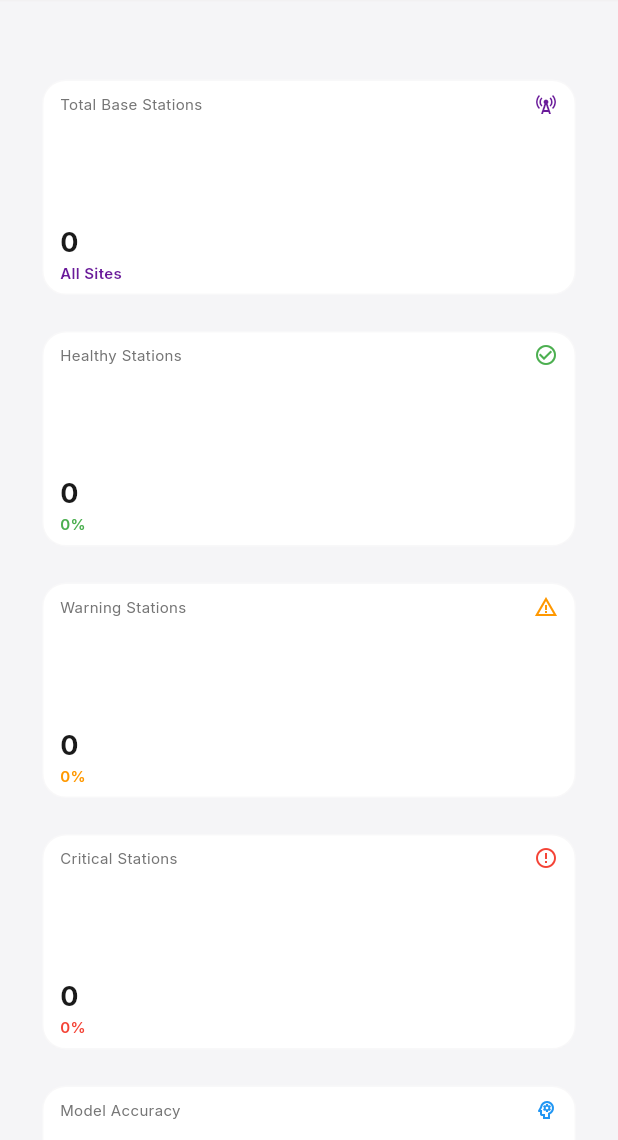
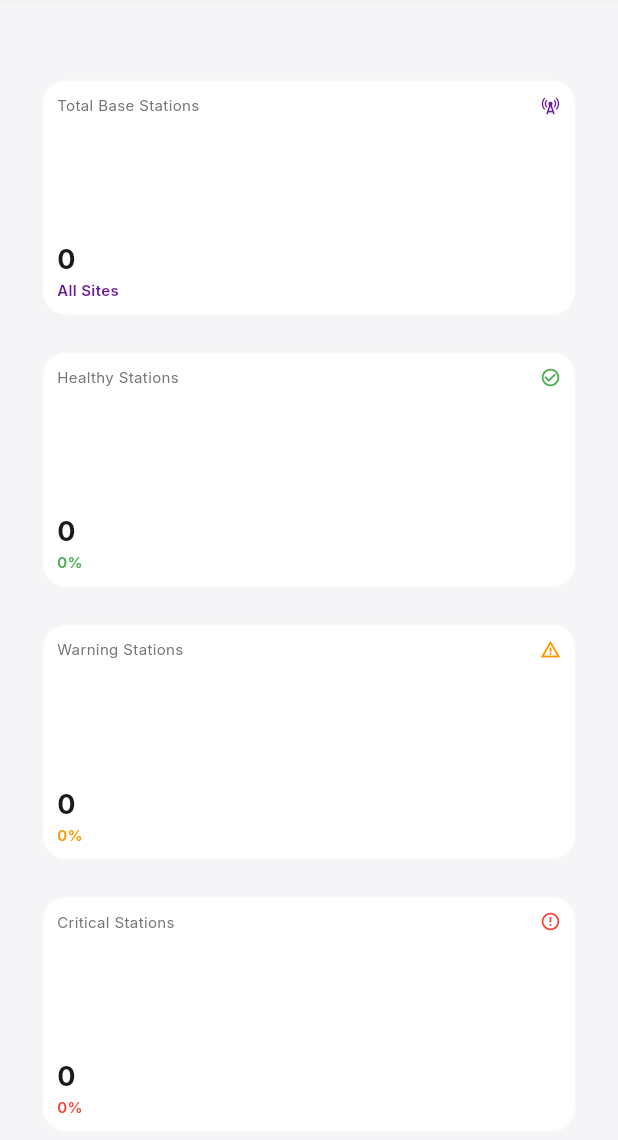
Before and after one commit to Vhybz/telecommaintt, a Flutter app: the screen it shows once a user with an empty profile is signed in, on a phone screen of 412 x 824 dp, the part 96-1236 px from its top. Run offline on Flutter 3.47's test engine with Material 3 defaults, Android fonts, the phone set to English and light mode, and no system bars; our stand-ins replace dio, fl_chart, flutter_dotenv, flutter_map, flutter_riverpod, freezed_annotation and 7 more; accounts and stored records are empty; network calls fail.

Commit message:
Final pass on UI overflows: Fixed StatCard bottom overflows, Prediction List badge overflow, and refined Chart header wrapping

```diff
--- a/lib/features/dashboard/presentation/dashboard_screen.dart
+++ b/lib/features/dashboard/presentation/dashboard_screen.dart
@@ -334,8 +334,8 @@ class _DashboardScreenState extends ConsumerState<DashboardScreen> {
 
           double aspectRatio = constraints.maxWidth > 1400 ? 2.0 : 1.8;
           if (constraints.maxWidth < 800) aspectRatio = 1.6;
-          if (constraints.maxWidth < 600) aspectRatio = 1.4;
-          if (constraints.maxWidth < 500) aspectRatio = 2.4; // Taller for single column
+          if (constraints.maxWidth < 600) aspectRatio = 1.3; // Taller for tablets
+          if (constraints.maxWidth < 500) aspectRatio = 2.2; // Much taller for single column mobile
 
           return GridView.count(
             shrinkWrap: true,
@@ -378,7 +378,7 @@ class _DashboardScreenState extends ConsumerState<DashboardScreen> {
         side: BorderSide(color: Theme.of(context).dividerColor.withValues(alpha: 0.05)),
       ),
       child: Padding(
-        padding: const EdgeInsets.symmetric(horizontal: 12.0, vertical: 8.0),
+        padding: const EdgeInsets.all(10.0), // Further reduced padding
         child: Column(
           crossAxisAlignment: CrossAxisAlignment.start,
           mainAxisAlignment: MainAxisAlignment.spaceBetween,
@@ -394,7 +394,7 @@ class _DashboardScreenState extends ConsumerState<DashboardScreen> {
                     overflow: TextOverflow.ellipsis
                   ),
                 ),
-                Icon(icon, color: color, size: 16),
+                Icon(icon, color: color, size: 14),
               ],
             ),
             Column(
@@ -1085,29 +1085,21 @@ class _DashboardScreenState extends ConsumerState<DashboardScreen> {
           children: [
             LayoutBuilder(
               builder: (context, constraints) {
-                if (constraints.maxWidth < 450) {
-                  return Column(
-                    crossAxisAlignment: CrossAxisAlignment.start,
-                    children: [
-                      const Text('Network Trends', style: TextStyle(fontSize: 16, fontWeight: FontWeight.bold)),
-                      const SizedBox(height: 12),
-                      ToggleButtons(
-                        isSelected: const [true, false, false],
-                        onPressed: (i) {},
-                        constraints: const BoxConstraints(minHeight: 28, minWidth: 45),
-                        borderRadius: BorderRadius.circular(8),
-                        children: const [Text('24H', style: TextStyle(fontSize: 10)), Text('7D', style: TextStyle(fontSize: 10)), Text('30D', style: TextStyle(fontSize: 10))],
+                return Wrap(
+                  alignment: WrapAlignment.spaceBetween,
+                  crossAxisAlignment: WrapCrossAlignment.center,
+                  spacing: 12,
+                  runSpacing: 12,
+                  children: [
+                    ConstrainedBox(
+                      constraints: BoxConstraints(maxWidth: constraints.maxWidth > 400 ? constraints.maxWidth - 160 : constraints.maxWidth),
+                      child: const Text(
+                        'Network Trends',
+                        style: TextStyle(fontSize: 16, fontWeight: FontWeight.bold),
+                        maxLines: 1,
+                        overflow: TextOverflow.ellipsis,
                       ),
-                    ],
-                  );
-                }
-                return Row(
-                  mainAxisAlignment: MainAxisAlignment.spaceBetween,
-                  children: [
-                    const Expanded(
-                      child: Text('Network Trends', style: TextStyle(fontSize: 16, fontWeight: FontWeight.bold), overflow: TextOverflow.ellipsis),
                     ),
-                    const SizedBox(width: 8),
                     ToggleButtons(
                       isSelected: const [true, false, false],
                       onPressed: (i) {},
@@ -1143,11 +1135,11 @@ class _DashboardScreenState extends ConsumerState<DashboardScreen> {
                         leftTitles: AxisTitles(
                           sideTitles: SideTitles(
                             showTitles: true,
-                            reservedSize: 35,
-                            interval: 20, // Explicit interval to prevent overlap
+                            reservedSize: 30,
+                            interval: 25, // Clearer intervals
                             getTitlesWidget: (value, meta) {
                               if (value > 100) return const SizedBox.shrink();
-                              return Text(value.toInt().toString(), style: const TextStyle(fontSize: 10));
+                              return Text(value.toInt().toString(), style: const TextStyle(fontSize: 9));
                             },
                           ),
                         ),
@@ -1157,7 +1149,7 @@ class _DashboardScreenState extends ConsumerState<DashboardScreen> {
                           sideTitles: SideTitles(
                             showTitles: true,
                             reservedSize: 22,
-                            interval: 3, // Show label every 3 points to prevent overlap
+                            interval: 4, // Show label every 4 points
                             getTitlesWidget: (value, meta) => Text(value.toInt().toString(), style: const TextStyle(fontSize: 9)),
                           ),
                         ),
--- a/lib/features/predictions/presentation/prediction_list_screen.dart
+++ b/lib/features/predictions/presentation/prediction_list_screen.dart
@@ -47,10 +47,6 @@ class PredictionListScreen extends ConsumerWidget {
           crossAxisAlignment: CrossAxisAlignment.start,
           children: [
             Row(
-              mainAxisAlignment: MainAxisAlignment.spaceBetween,
-              children: [
-                Expanded(
-                  child: Row(
               children: [
                 Icon(Icons.online_prediction, color: Theme.of(context).colorScheme.primary),
                 const SizedBox(width: 12),
@@ -62,19 +58,16 @@ class PredictionListScreen extends ConsumerWidget {
                     overflow: TextOverflow.ellipsis,
                   ),
                 ),
-                    ],
-                  ),
-                ),
                 const SizedBox(width: 8),
                 Container(
-                  padding: const EdgeInsets.symmetric(horizontal: 12, vertical: 6),
+                  padding: const EdgeInsets.symmetric(horizontal: 8, vertical: 4),
                   decoration: BoxDecoration(
                     color: riskColor.withValues(alpha: 0.1),
                     borderRadius: BorderRadius.circular(20),
                   ),
                   child: Text(
                     '${prediction.riskLevel ?? "Low"} Risk',
-                    style: TextStyle(color: riskColor, fontWeight: FontWeight.bold, fontSize: 12),
+                    style: TextStyle(color: riskColor, fontWeight: FontWeight.bold, fontSize: 10),
                   ),
                 ),
               ],
@@ -83,9 +76,9 @@ class PredictionListScreen extends ConsumerWidget {
             const Divider(),
             const SizedBox(height: 16),
             Row(
+              mainAxisAlignment: MainAxisAlignment.spaceBetween,
               children: [
                 _buildInfoItem(context, 'Probability', '${(prediction.probability * 100).toInt()}%'),
-                const SizedBox(width: 48),
                 _buildInfoItem(
                   context,
                   'Station ID',
```
Lines whose indentation alone changed are shown as unchanged.
